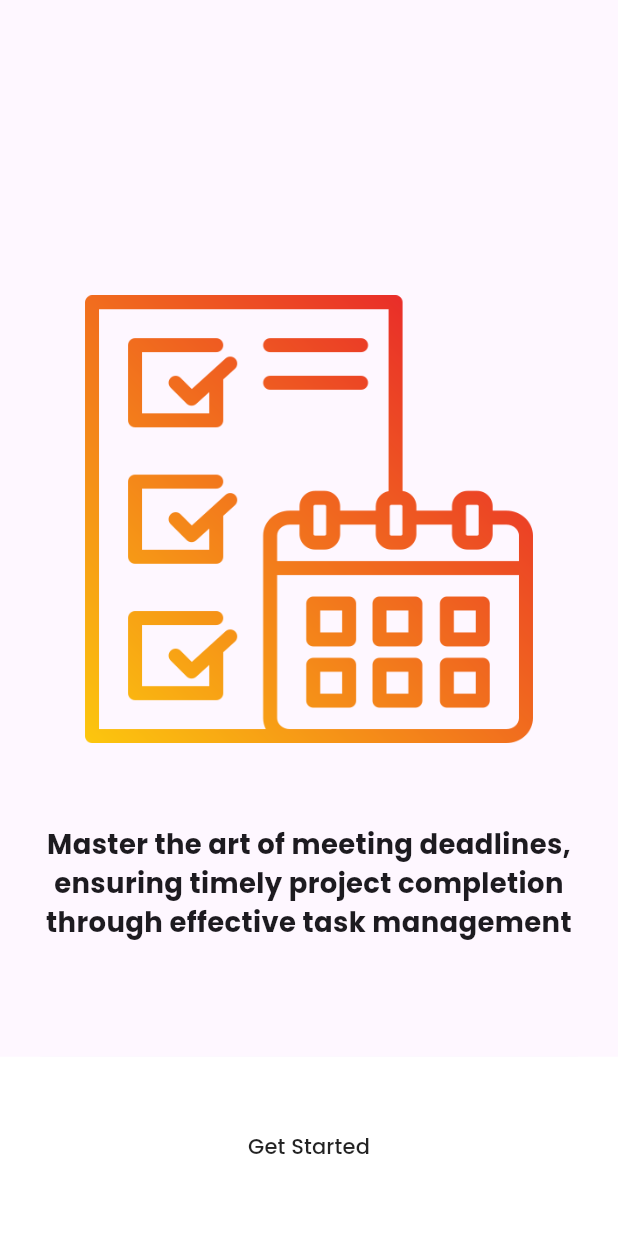
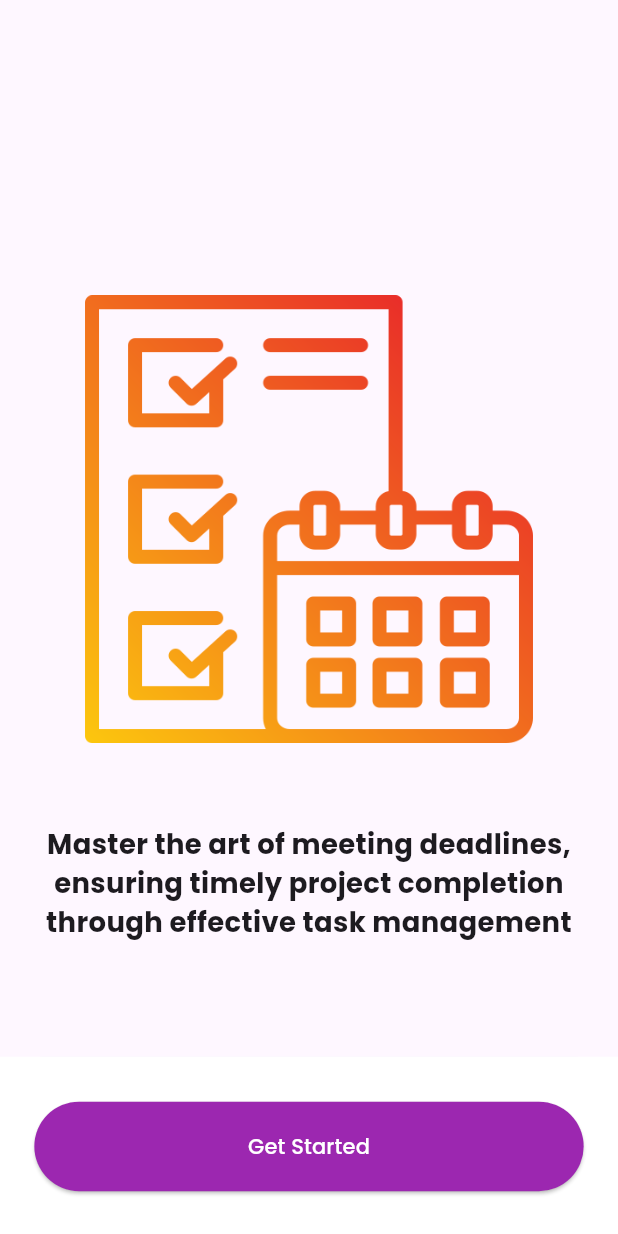
Before and after one commit to sabin6969/Squard-Master, a Flutter app: the screen it shows after launch, after a tap on "Skip", on a phone screen of 412 x 824 dp. Run offline on Flutter 3.47's test engine with Material 3 defaults, Android fonts, the phone set to English and light mode, and no system bars; our stand-ins replace firebase_core, flutter_bloc, flutter_screenutil, smooth_page_indicator; accounts and stored records are empty.

```diff
--- /dev/null
+++ b/lib/constants/routes.dart
@@ -0,0 +1,18 @@
+import 'package:flutter/material.dart';
+import 'package:projectmanagement_for_project_manager/constants/routes_names.dart';
+import 'package:projectmanagement_for_project_manager/pages/auth_page/login_page.dart';
+
+class Routes {
+  static Route generateRoutes(RouteSettings settings) {
+    switch (settings.name) {
+      case RouteNames.loginPage:
+        return MaterialPageRoute(
+          builder: (context) => const LoginPage(),
+        );
+      default:
+        return MaterialPageRoute(
+          builder: (context) => const Scaffold(),
+        );
+    }
+  }
+}
--- /dev/null
+++ b/lib/constants/routes_names.dart
@@ -0,0 +1,3 @@
+class RouteNames {
+  static const String loginPage = "/loginPage";
+}
--- a/lib/main.dart
+++ b/lib/main.dart
@@ -2,8 +2,10 @@ import 'package:firebase_core/firebase_core.dart';
 import 'package:flutter/material.dart';
 import 'package:flutter_bloc/flutter_bloc.dart';
 import 'package:flutter_screenutil/flutter_screenutil.dart';
+import 'package:projectmanagement_for_project_manager/constants/routes.dart';
 import 'package:projectmanagement_for_project_manager/pages/onboarding_page/bloc/onboarding_bloc.dart';
 import 'package:projectmanagement_for_project_manager/pages/onboarding_page/onboarding_page.dart';
+import 'package:projectmanagement_for_project_manager/themes/app_theme.dart';
 
 void main() async {
   WidgetsFlutterBinding.ensureInitialized();
@@ -23,9 +25,8 @@ class MyApp extends StatelessWidget {
         return MaterialApp(
           title: "Squad Master",
           debugShowCheckedModeBanner: false,
-          theme: ThemeData(
-            fontFamily: "Poppins",
-          ),
+          theme: appTheme,
+          onGenerateRoute: Routes.generateRoutes,
           home: BlocProvider(
             create: (context) => OnboardingBloc(),
             child: const OnboardingPage(),
--- /dev/null
+++ b/lib/pages/auth_page/login_page.dart
@@ -0,0 +1,24 @@
+import 'package:flutter/material.dart';
+
+class LoginPage extends StatefulWidget {
+  const LoginPage({super.key});
+
+  @override
+  State<LoginPage> createState() => _LoginPageState();
+}
+
+class _LoginPageState extends State<LoginPage> {
+  @override
+  Widget build(BuildContext context) {
+    return Scaffold(
+      appBar: AppBar(
+        title: Text(
+          "Login",
+          style: Theme.of(context).textTheme.bodySmall!.copyWith(
+                color: Colors.white,
+              ),
+        ),
+      ),
+    );
+  }
+}
--- a/lib/pages/onboarding_page/bloc/onboarding_bloc.dart
+++ b/lib/pages/onboarding_page/bloc/onboarding_bloc.dart
@@ -5,7 +5,7 @@ part 'onboarding_state.dart';
 
 class OnboardingBloc extends Bloc<OnboardingEvent, OnboardingState> {
   OnboardingBloc() : super(OnboardingInitial()) {
-    on<PageViewEndEvent>((event, emit) => emit(NextButtonState()));
+    on<PageViewEndEvent>((event, emit) => emit(OnboadingGetStartedState()));
     on<NormalButtomSheetEvent>((event, emit) => emit(OnboadingNormalState()));
   }
 }
--- a/lib/pages/onboarding_page/bloc/onboarding_state.dart
+++ b/lib/pages/onboarding_page/bloc/onboarding_state.dart
@@ -6,4 +6,4 @@ final class OnboardingInitial extends OnboardingState {}
 
 final class OnboadingNormalState extends OnboardingState {}
 
-final class NextButtonState extends OnboardingState {}
+final class OnboadingGetStartedState extends OnboardingState {}
--- a/lib/pages/onboarding_page/onboarding_page.dart
+++ b/lib/pages/onboarding_page/onboarding_page.dart
@@ -3,6 +3,7 @@ import 'package:flutter_bloc/flutter_bloc.dart';
 import 'package:flutter_screenutil/flutter_screenutil.dart';
 import 'package:projectmanagement_for_project_manager/constants/image_paths.dart';
 import 'package:projectmanagement_for_project_manager/constants/on_boarding_constant_text.dart';
+import 'package:projectmanagement_for_project_manager/constants/routes_names.dart';
 import 'package:projectmanagement_for_project_manager/main.dart';
 import 'package:projectmanagement_for_project_manager/pages/onboarding_page/bloc/onboarding_bloc.dart';
 import 'package:projectmanagement_for_project_manager/widgets/onboarding_container.dart';
@@ -56,7 +57,7 @@ class _OnboardingPageState extends State<OnboardingPage> {
       ),
       bottomSheet: BlocBuilder<OnboardingBloc, OnboardingState>(
         builder: (context, state) {
-          if (state is NextButtonState) {
+          if (state is OnboadingGetStartedState) {
             return BottomSheet(
               backgroundColor: Colors.white,
               shape: const BeveledRectangleBorder(),
@@ -64,14 +65,36 @@ class _OnboardingPageState extends State<OnboardingPage> {
               onClosing: () {},
               builder: (context) {
                 return Container(
+                  padding: EdgeInsets.symmetric(
+                    horizontal: 20.w,
+                  ),
                   color: Colors.white,
                   height: 100.h,
                   width: double.infinity,
                   child: Center(
-                    child: MaterialButton(
-                      onPressed: () {},
+                    child: ElevatedButton(
+                      onPressed: () {
+                        Navigator.pushReplacementNamed(
+                          context,
+                          RouteNames.loginPage,
+                        );
+                      },
+                      style: ButtonStyle(
+                        backgroundColor: const MaterialStatePropertyAll(
+                          Colors.purple,
+                        ),
+                        shape: const MaterialStatePropertyAll(
+                          StadiumBorder(),
+                        ),
+                        minimumSize: MaterialStatePropertyAll(
+                          Size(double.infinity, 50.h),
+                        ),
+                      ),
                       child: const Text(
                         "Get Started",
+                        style: TextStyle(
+                          color: Colors.white,
+                        ),
                       ),
                     ),
                   ),
--- /dev/null
+++ b/lib/themes/app_theme.dart
@@ -0,0 +1,27 @@
+import 'package:flutter/material.dart';
+import 'package:flutter_screenutil/flutter_screenutil.dart';
+
+ThemeData appTheme = ThemeData(
+  primaryColor: Colors.purple,
+  fontFamily: "Poppins",
+  primarySwatch: Colors.blue,
+  textTheme: TextTheme(
+    bodySmall: TextStyle(
+      fontSize: 15.sp,
+      fontWeight: FontWeight.normal,
+    ),
+    bodyLarge: TextStyle(
+      fontSize: 17.sp,
+      fontWeight: FontWeight.w600,
+    ),
+    bodyMedium: TextStyle(
+      fontSize: 19.sp,
+      fontWeight: FontWeight.bold,
+    ),
+  ),
+  appBarTheme: const AppBarTheme(
+    centerTitle: true,
+    backgroundColor: Colors.purple,
+    elevation: 0,
+  ),
+);
```
